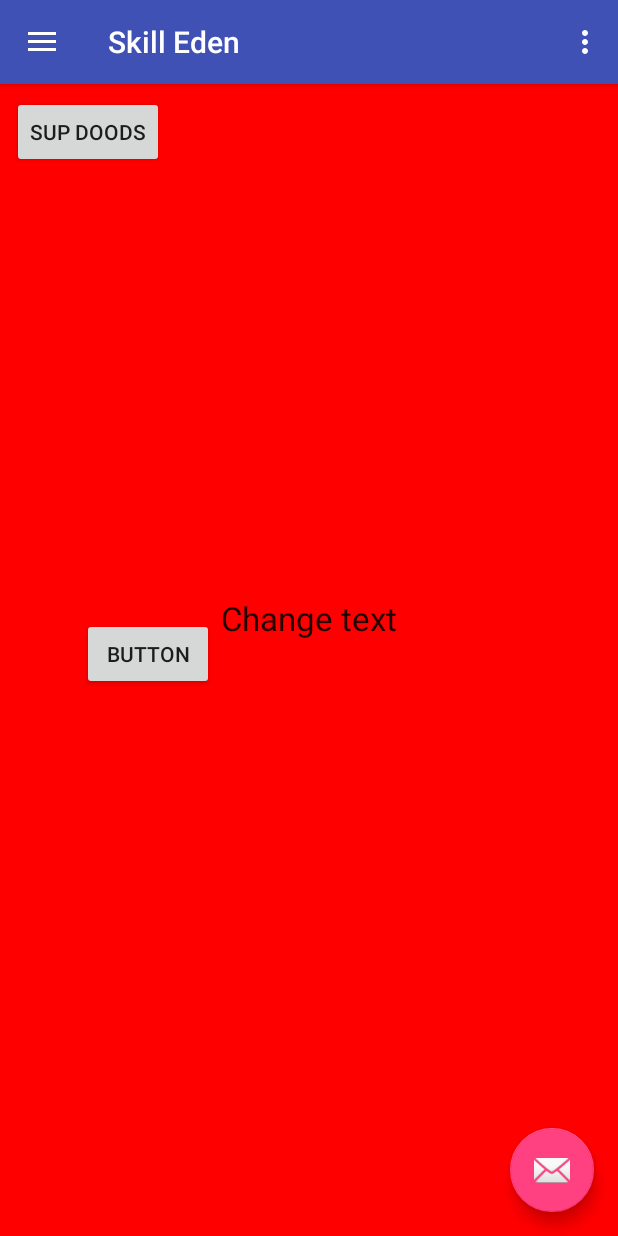
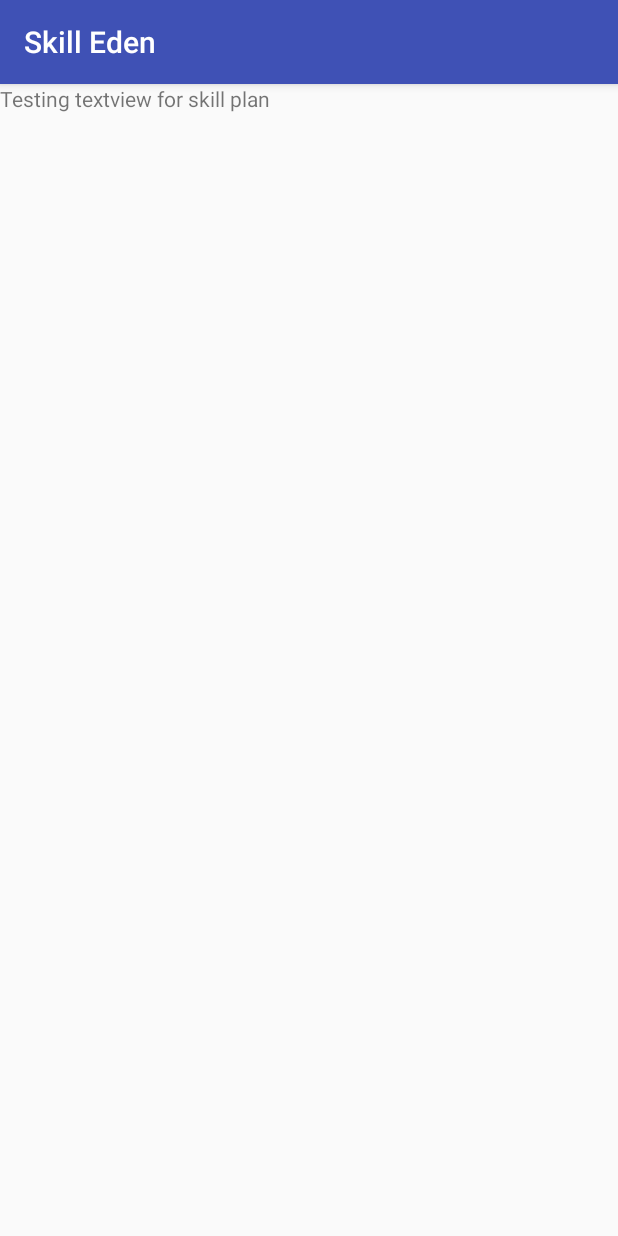
Before and after one commit to kylaconstantine13/skill_eden, an Android app: the screen it shows after launch (MainActivity before the commit, SkillPlanActivity after it), after a tap on "Skill Plans", on a phone screen of 412 x 824 dp. Run offline under Robolectric (Android 15) with nearby library versions, the phone set to English and light mode, and no system bars; 3 other taps on this screen came first.

Commit message:
Needed To connect mainactivity code to the new skill plan activity file
.

```diff
--- a/skilleden/app/src/main/java/com/eve/skilleden/MainActivity.java
+++ b/skilleden/app/src/main/java/com/eve/skilleden/MainActivity.java
@@ -67,7 +67,7 @@ public class MainActivity extends AppCompatActivity {
                         int id = menuItem.getItemId();
 
                         if (id == R.id.skill_plans) {
-
+                            openSkillPlanActivity();
                             // Handle the camera action
                         } else if (id == R.id.skill_list) {
 //                            stringTextView = findViewById(R.id.textView2);
@@ -106,6 +106,10 @@ public class MainActivity extends AppCompatActivity {
         /*View view = this.getWindow().getDecorView();
         view.setBackgroundColor(15);
         //testButton = findViewById(R.id.reset);*/
+    }
+    public void openSkillPlanActivity(){
+        Intent intent = new Intent(this, SkillPlanActivity.class);
+        startActivity(intent);
     }
 
     public void openSkillActivity() {
--- a/skilleden/app/src/main/res/layout/activity_skill_plan.xml
+++ b/skilleden/app/src/main/res/layout/activity_skill_plan.xml
@@ -10,7 +10,7 @@
         android:id="@+id/textView4"
         android:layout_width="wrap_content"
         android:layout_height="wrap_content"
-        android:text="Testing textview for skill pla"
+        android:text="Testing textview for skill plan"
         tools:layout_editor_absoluteX="163dp"
         tools:layout_editor_absoluteY="221dp" />
 </android.support.constraint.ConstraintLayout>
```
